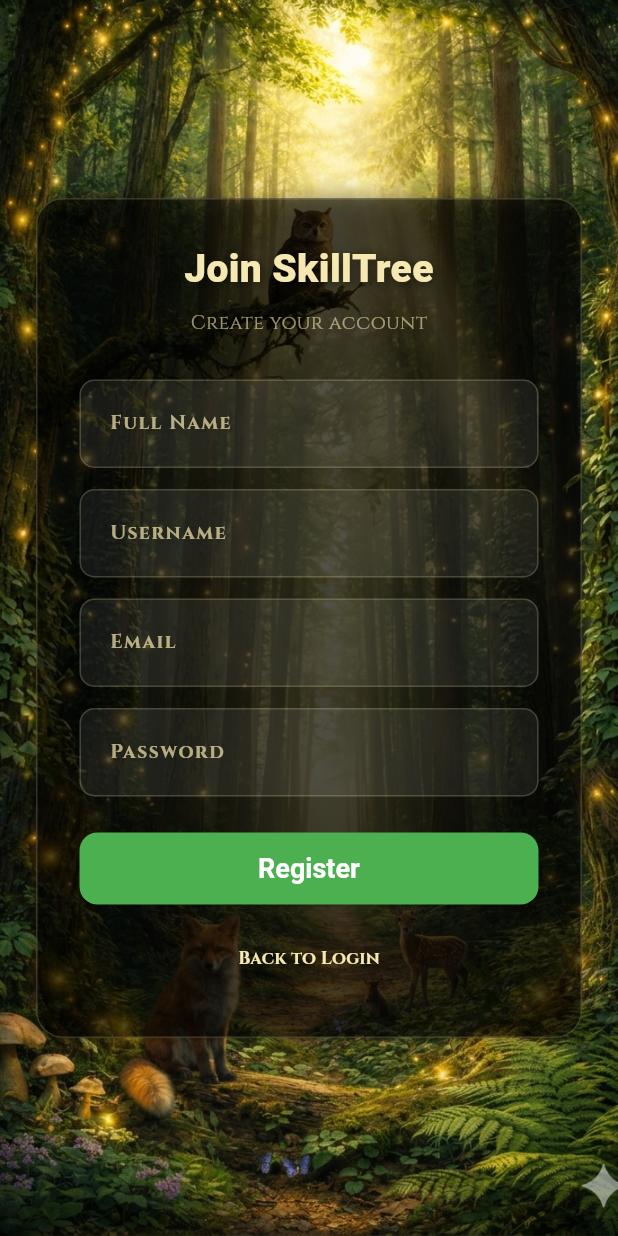
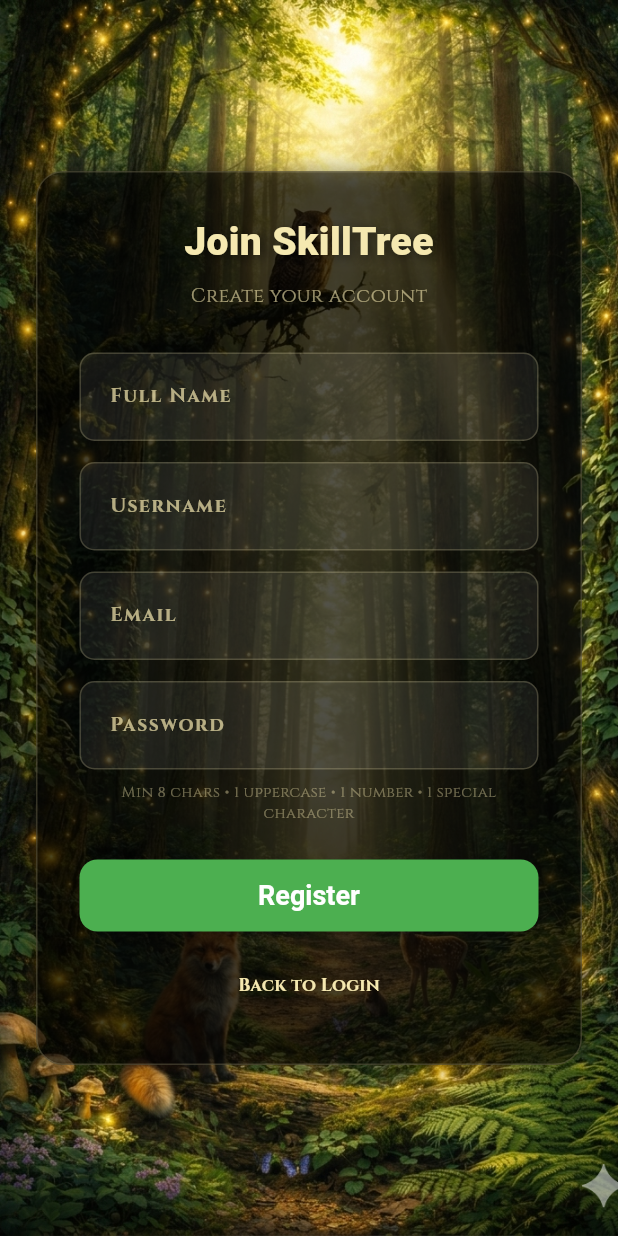
Before and after one commit to Alfonso-mtzj/Large-Project, a Flutter app: the RegisterScreen screen opened by its route, on a phone screen of 412 x 824 dp. Run offline on Flutter 3.47's test engine with Material 3 defaults, Android fonts, the phone set to English and light mode, and no system bars; our stand-ins replace google_fonts, shared_preferences; accounts and stored records are empty.

Commit message:
Update register_screen.dart

```diff
--- a/flutter app/lib/screens/register_screen.dart
+++ b/flutter app/lib/screens/register_screen.dart
@@ -18,7 +18,22 @@ class _RegisterScreenState extends State<RegisterScreen> {
   String? success;
   bool loading = false;
 
+  String? _validatePassword(String password) {
+    if (password.length < 8) return 'Password must be at least 8 characters';
+    if (!password.contains(RegExp(r'[A-Z]'))) return 'Password must contain at least 1 uppercase letter';
+    if (!password.contains(RegExp(r'[0-9]'))) return 'Password must contain at least 1 number';
+    if (!password.contains(RegExp(r'[!@#\$%^&*(),.?":{}|<>]'))) return 'Password must contain at least 1 special character';
+    return null;
+  }
+
   void _register() async {
+    // Validate password before hitting the API
+    final passwordError = _validatePassword(passwordController.text);
+    if (passwordError != null) {
+      setState(() => error = passwordError);
+      return;
+    }
+
     setState(() {
       error = null;
       success = null;
@@ -57,15 +72,9 @@ class _RegisterScreenState extends State<RegisterScreen> {
     return Scaffold(
       body: Stack(
         children: [
-          // Background — same as dashboard
           SizedBox.expand(
-            child: Image.asset(
-              'assets/dashboard.png',
-              fit: BoxFit.cover,
-            ),
+            child: Image.asset('assets/dashboard.png', fit: BoxFit.cover),
           ),
-
-          // Register card
           Center(
             child: SingleChildScrollView(
               child: Container(
@@ -89,7 +98,6 @@ class _RegisterScreenState extends State<RegisterScreen> {
                 child: Column(
                   mainAxisSize: MainAxisSize.min,
                   children: [
-                    // Title
                     Text(
                       "Join SkillTree",
                       style: GoogleFonts.cinzelDecorative(
@@ -117,67 +125,45 @@ class _RegisterScreenState extends State<RegisterScreen> {
                     ),
                     const SizedBox(height: 28),
 
-                    // Full Name
-                    _Field(
-                      controller: nameController,
-                      label: "Full Name",
-                      keyboardType: TextInputType.name,
-                    ),
+                    _Field(controller: nameController, label: "Full Name", keyboardType: TextInputType.name),
                     const SizedBox(height: 14),
+                    _Field(controller: usernameController, label: "Username"),
+                    const SizedBox(height: 14),
+                    _Field(controller: emailController, label: "Email", keyboardType: TextInputType.emailAddress),
+                    const SizedBox(height: 14),
+                    _Field(controller: passwordController, label: "Password", isPassword: true),
 
-                    // Username
-                    _Field(
-                      controller: usernameController,
-                      label: "Username",
-                    ),
-                    const SizedBox(height: 14),
-
-                    // Email
-                    _Field(
-                      controller: emailController,
-                      label: "Email",
-                      keyboardType: TextInputType.emailAddress,
-                    ),
-                    const SizedBox(height: 14),
-
-                    // Password
-                    _Field(
-                      controller: passwordController,
-                      label: "Password",
-                      isPassword: true,
+                    // Password requirements hint
+                    Padding(
+                      padding: const EdgeInsets.only(top: 8),
+                      child: Text(
+                        "Min 8 chars • 1 uppercase • 1 number • 1 special character",
+                        style: GoogleFonts.cinzel(
+                          fontSize: 10,
+                          color: const Color(0xFFF5E8B0).withOpacity(0.4),
+                        ),
+                        textAlign: TextAlign.center,
+                      ),
                     ),
 
-                    // Error message
                     if (error != null)
                       Padding(
                         padding: const EdgeInsets.only(top: 12),
-                        child: Text(
-                          error!,
-                          style: const TextStyle(
-                            color: Color(0xFF8B0000),
-                            fontSize: 13,
-                          ),
-                          textAlign: TextAlign.center,
-                        ),
+                        child: Text(error!,
+                            style: const TextStyle(color: Color(0xFF8B0000), fontSize: 13),
+                            textAlign: TextAlign.center),
                       ),
 
-                    // Success message
                     if (success != null)
                       Padding(
                         padding: const EdgeInsets.only(top: 12),
-                        child: Text(
-                          success!,
-                          style: const TextStyle(
-                            color: Colors.greenAccent,
-                            fontSize: 13,
-                          ),
-                          textAlign: TextAlign.center,
-                        ),
+                        child: Text(success!,
+                            style: const TextStyle(color: Colors.greenAccent, fontSize: 13),
+                            textAlign: TextAlign.center),
                       ),
 
                     const SizedBox(height: 24),
 
-                    // Register button
                     SizedBox(
                       width: double.infinity,
                       child: ElevatedButton(
@@ -185,43 +171,26 @@ class _RegisterScreenState extends State<RegisterScreen> {
                           backgroundColor: const Color(0xFF4CAF50),
                           foregroundColor: Colors.white,
                           minimumSize: const Size.fromHeight(48),
-                          shape: RoundedRectangleBorder(
-                            borderRadius: BorderRadius.circular(12),
-                          ),
-                          textStyle: GoogleFonts.cinzelDecorative(
-                            fontWeight: FontWeight.bold,
-                            fontSize: 18,
-                          ),
+                          shape: RoundedRectangleBorder(borderRadius: BorderRadius.circular(12)),
+                          textStyle: GoogleFonts.cinzelDecorative(fontWeight: FontWeight.bold, fontSize: 18),
                         ),
                         onPressed: loading ? null : _register,
                         child: loading
-                            ? const SizedBox(
-                                width: 24,
-                                height: 24,
-                                child: CircularProgressIndicator(
-                                  strokeWidth: 2,
-                                  color: Colors.white,
-                                ),
-                              )
+                            ? const SizedBox(width: 24, height: 24,
+                                child: CircularProgressIndicator(strokeWidth: 2, color: Colors.white))
                             : const Text("Register"),
                       ),
                     ),
 
                     const SizedBox(height: 12),
 
-                    // Back to Login
                     TextButton(
-                      onPressed: () {
-                        Navigator.pushNamed(context, '/login');
-                      },
-                      child: Text(
-                        "Back to Login",
-                        style: GoogleFonts.cinzel(
-                          color: const Color(0xFFF5E8B0),
-                          fontWeight: FontWeight.w700,
-                          fontSize: 12,
-                        ),
-                      ),
+                      onPressed: () => Navigator.pushNamed(context, '/login'),
+                      child: Text("Back to Login",
+                          style: GoogleFonts.cinzel(
+                              color: const Color(0xFFF5E8B0),
+                              fontWeight: FontWeight.w700,
+                              fontSize: 12)),
                     ),
                   ],
                 ),
@@ -270,22 +239,15 @@ class _Field extends StatelessWidget {
         fillColor: Colors.white.withOpacity(0.07),
         border: OutlineInputBorder(
           borderRadius: BorderRadius.circular(10),
-          borderSide: BorderSide(
-            color: const Color(0xFFF5E8B0).withOpacity(0.2),
-          ),
+          borderSide: BorderSide(color: const Color(0xFFF5E8B0).withOpacity(0.2)),
         ),
         enabledBorder: OutlineInputBorder(
           borderRadius: BorderRadius.circular(10),
-          borderSide: BorderSide(
-            color: const Color(0xFFF5E8B0).withOpacity(0.2),
-          ),
+          borderSide: BorderSide(color: const Color(0xFFF5E8B0).withOpacity(0.2)),
         ),
         focusedBorder: OutlineInputBorder(
           borderRadius: BorderRadius.circular(10),
-          borderSide: const BorderSide(
-            color: Color(0xFFF5E8B0),
-            width: 1.5,
-          ),
+          borderSide: const BorderSide(color: Color(0xFFF5E8B0), width: 1.5),
         ),
         contentPadding: const EdgeInsets.symmetric(vertical: 16, horizontal: 16),
       ),
```
